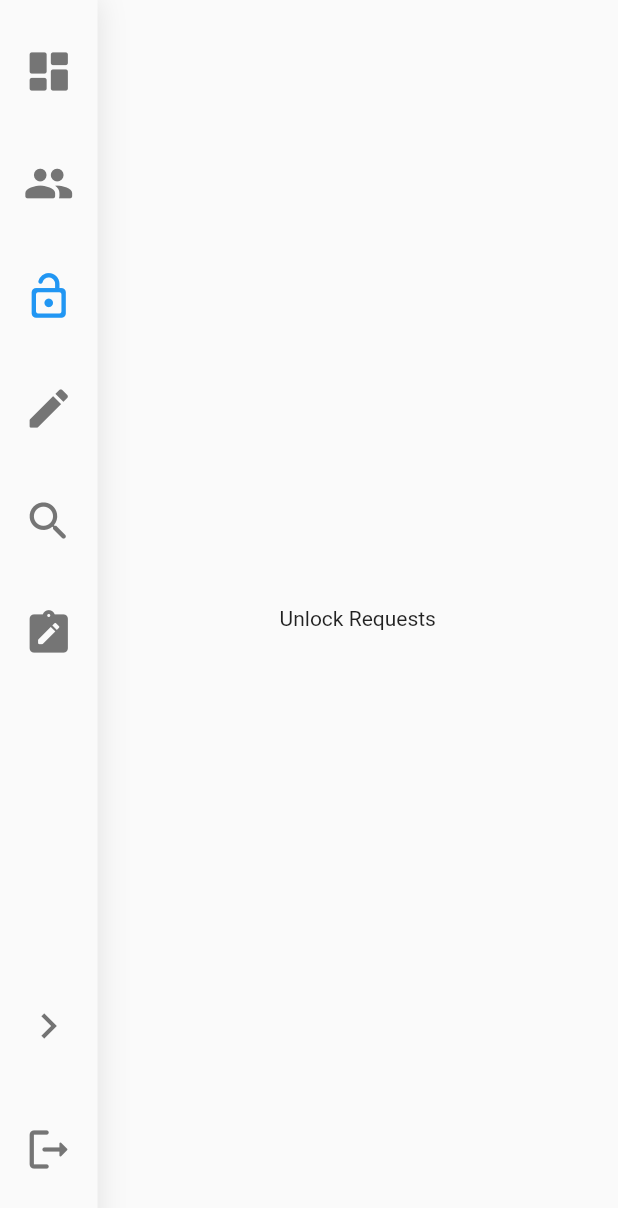
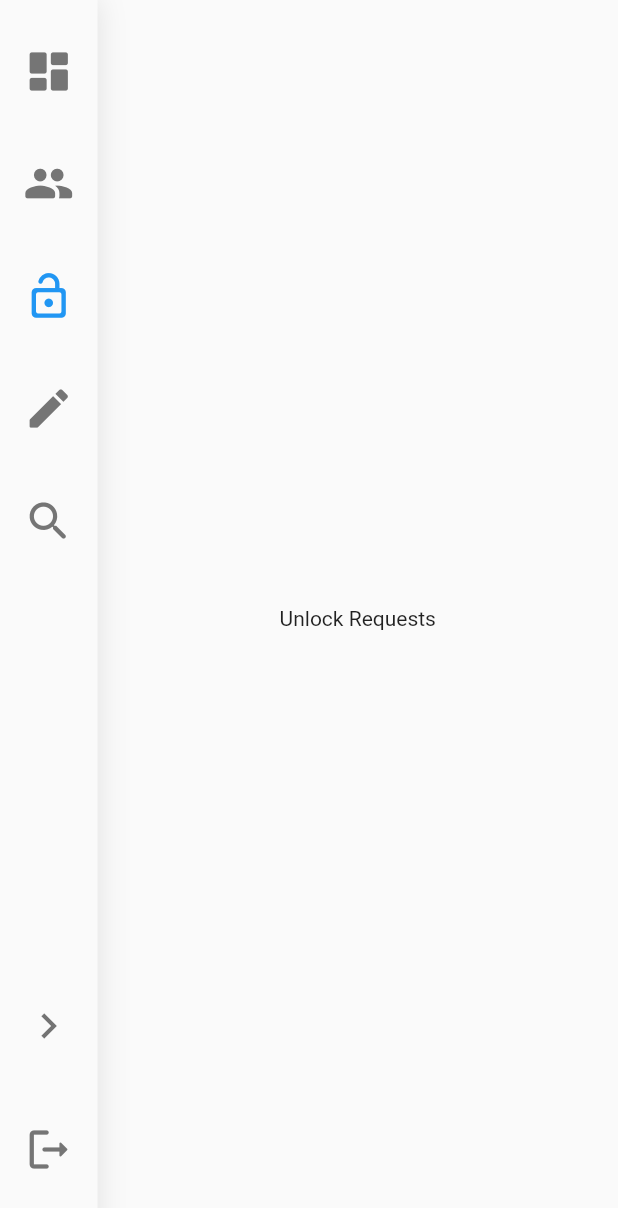
Before and after one commit to HadyMash/psych-ia-experiment, a Flutter app: the AdminPanel screen opened directly, after a tap on the "people" icon, after a tap on the "lock open" icon, on a phone screen of 412 x 824 dp. Shown: the top 1208 px of the screen. Run offline on Flutter 3.47's test engine with Material 2 defaults, Android fonts, the phone set to English and light mode, and no system bars; our stand-ins replace cloud_firestore, firebase_auth, firebase_core, flutter_markdown, flutter_multi_formatter, fluttertoast and 1 more; missing offline and left inert: dart:html, enum_to_string; accounts and stored records are empty.

Commit message:
removed notes because it's buggy.

```diff
--- a/lib/screens/admin/admin_panel.dart
+++ b/lib/screens/admin/admin_panel.dart
@@ -38,7 +38,7 @@ class _AdminPanelState extends State<AdminPanel> {
                   UnlockRequests(),
                   EditTexts(),
                   Discovery(),
-                  Notes(),
+                  // Notes(),
                 ],
               ),
             ),
--- a/lib/screens/admin/assets/side_navbar.dart
+++ b/lib/screens/admin/assets/side_navbar.dart
@@ -162,19 +162,19 @@ class _SideNavigationBarState extends State<SideNavigationBar> {
                       widget.onChange(selectedIndex);
                     },
                   ),
-                  PageIcon.tooltip(
-                    label: 'Notes',
-                    tooltip: 'Notes - View User Notes',
-                    selected: selectedIndex == 5,
-                    expanded: navBarExpanded,
-                    icon: Icons.note_alt_rounded,
-                    height: itemHeight,
-                    width: navBarWidth,
-                    onTap: () {
-                      setState(() => selectedIndex = 5);
-                      widget.onChange(selectedIndex);
-                    },
-                  ),
+                  // PageIcon.tooltip(
+                  //   label: 'Notes',
+                  //   tooltip: 'Notes - View User Notes',
+                  //   selected: selectedIndex == 5,
+                  //   expanded: navBarExpanded,
+                  //   icon: Icons.note_alt_rounded,
+                  //   height: itemHeight,
+                  //   width: navBarWidth,
+                  //   onTap: () {
+                  //     setState(() => selectedIndex = 5);
+                  //     widget.onChange(selectedIndex);
+                  //   },
+                  // ),
                 ],
               ),
               const Spacer(),
```
